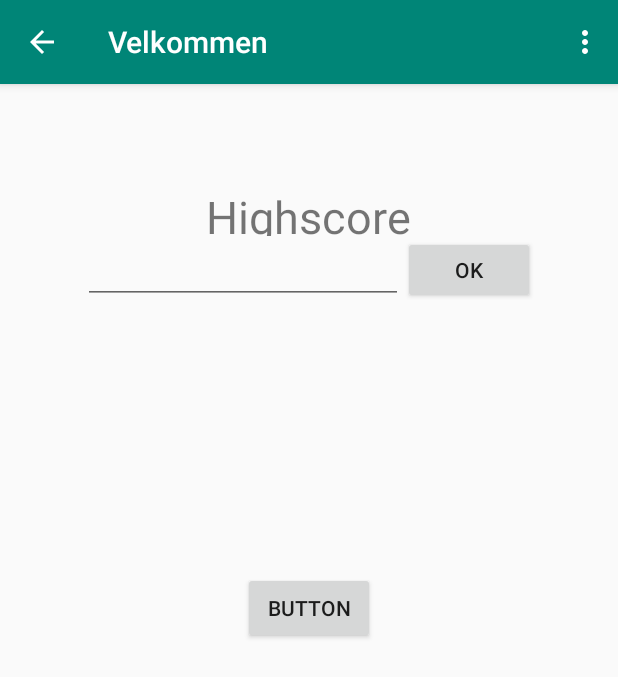
After one commit to Nicolai2100/s185020Galgeleg2, an Android app: the fragment ChooseWordListFragment placed in its activity, on a phone screen of 412 x 824 dp. The commit adds this screen. Shown: the top 677 px of the screen. Run offline under Robolectric (Android 15) with nearby library versions, the phone set to English and light mode, and no system bars.

Commit message:
implementeret chooseword fragment - simpel

```diff
--- /dev/null
+++ b/app/src/main/java/com/s185020/Galgeleg_2/fragments/ChooseWordListFragment.java
@@ -0,0 +1,60 @@
+package com.s185020.Galgeleg_2.fragments;
+
+import android.os.Bundle;
+import android.view.LayoutInflater;
+import android.view.View;
+import android.view.ViewGroup;
+import android.widget.Button;
+import android.widget.EditText;
+import android.widget.ListView;
+
+import androidx.annotation.NonNull;
+import androidx.annotation.Nullable;
+import androidx.fragment.app.Fragment;
+
+import com.s185020.Galgeleg_2.R;
+
+public class ChooseWordListFragment extends Fragment implements View.OnClickListener {
+    private Button playButton, selectWordButton;
+    private ListView listView;
+    private EditText editText;
+    private String wordChosen = "snapsak";
+
+    @Override
+    public View onCreateView(@NonNull LayoutInflater inflater, @Nullable ViewGroup container,
+                             @Nullable Bundle savedInstanceState) {
+        View choseWordView = inflater.inflate(R.layout.fragment_choose_word_fragment, container, false);
+
+        playButton = choseWordView.findViewById(R.id.button_play_choose_word);
+        selectWordButton = choseWordView.findViewById(R.id.button_choose_word);
+        playButton.setOnClickListener(this);
+        selectWordButton.setOnClickListener(this);
+        editText = choseWordView.findViewById(R.id.editText_choose_word);
+        listView = choseWordView.findViewById(R.id.list_view_choose_word);
+//        listView.setOnItemClickListener(this);
+
+        return choseWordView;
+    }
+
+    @Override
+    public void onClick(View v) {
+        if (v == playButton){
+            Bundle bundle = new Bundle();
+            bundle.putInt("choice", 4);
+            bundle.putString("wordChosen", wordChosen);
+
+          //todo deleted addToBackStack
+
+            Fragment fragment = PlayFragment.getInstance();
+           fragment.setArguments(bundle);
+            getFragmentManager().beginTransaction().replace(R.id.fragmentLayout, fragment)
+                    .commit();
+        }
+        if (v == selectWordButton){
+
+        }
+        if (v == listView){
+
+        }
+    }
+}
--- /dev/null
+++ b/app/src/main/res/layout/fragment_choose_word_fragment.xml
@@ -0,0 +1,77 @@
+<?xml version="1.0" encoding="utf-8"?>
+<androidx.constraintlayout.widget.ConstraintLayout xmlns:android="http://schemas.android.com/apk/res/android"
+    xmlns:app="http://schemas.android.com/apk/res-auto"
+    xmlns:tools="http://schemas.android.com/tools"
+    android:layout_width="match_parent"
+    android:layout_height="match_parent"
+    android:layout_gravity="center_vertical"
+    android:orientation="vertical">
+
+    <LinearLayout
+        android:id="@+id/linearLayout"
+        android:layout_width="wrap_content"
+        android:layout_height="wrap_content"
+        android:layout_marginTop="180dp"
+        android:orientation="vertical"
+        app:layout_constraintEnd_toEndOf="parent"
+        app:layout_constraintStart_toStartOf="parent"
+        app:layout_constraintTop_toBottomOf="@+id/textView_choose_word">
+
+        <ListView
+            android:id="@+id/list_view_choose_word"
+            android:layout_width="wrap_content"
+            android:layout_height="wrap_content" />
+    </LinearLayout>
+
+    <TextView
+        android:id="@+id/textView_choose_word"
+        android:layout_width="154dp"
+        android:layout_height="33dp"
+        android:layout_marginTop="68dp"
+        android:text="Highscore"
+        android:textAlignment="center"
+        android:textSize="30sp"
+        app:layout_constraintEnd_toEndOf="parent"
+        app:layout_constraintHorizontal_bias="0.498"
+        app:layout_constraintStart_toStartOf="parent"
+        app:layout_constraintTop_toTopOf="parent" />
+
+    <LinearLayout
+        android:id="@+id/linearlayout"
+        android:layout_width="wrap_content"
+        android:layout_height="wrap_content"
+        android:orientation="horizontal"
+        app:layout_constraintEnd_toEndOf="parent"
+        app:layout_constraintStart_toStartOf="parent"
+        app:layout_constraintTop_toBottomOf="@+id/textView_choose_word">
+
+        <EditText
+            android:id="@+id/editText_choose_word"
+            android:layout_width="wrap_content"
+            android:layout_height="wrap_content"
+            android:layout_weight="1"
+            android:ems="10"
+            android:inputType="text" />
+
+        <Button
+            android:id="@+id/button_choose_word"
+            android:layout_width="match_parent"
+            android:layout_height="match_parent"
+            android:layout_weight="1"
+            android:text="ok" />
+
+    </LinearLayout>
+
+    <Button
+        android:id="@+id/button_play_choose_word"
+        android:layout_width="wrap_content"
+        android:layout_height="wrap_content"
+        android:layout_marginTop="44dp"
+        android:text="Button"
+        app:layout_constraintEnd_toEndOf="parent"
+        app:layout_constraintHorizontal_bias="0.499"
+        app:layout_constraintStart_toStartOf="parent"
+        app:layout_constraintTop_toBottomOf="@+id/linearLayout" />
+
+
+</androidx.constraintlayout.widget.ConstraintLayout>
```
Also changed, not shown: app/src/main/java/com/s185020/Galgeleg_2/MainActivity.java (+6 -8 lines), app/src/main/java/com/s185020/Galgeleg_2/fragments/GameOverFragment.java (+10 -0 lines), app/src/main/java/com/s185020/Galgeleg_2/fragments/PlayFragment.java (+8 -4 lines), app/src/main/java/com/s185020/Galgeleg_2/fragments/SettingsFragment.java (+11 -2 lines), app/src/main/java/com/s185020/Galgeleg_2/logic/Galgelogik.java (+9 -0 lines), app/src/main/res/layout/dialog.xml (deleted, +0 -44 lines).
